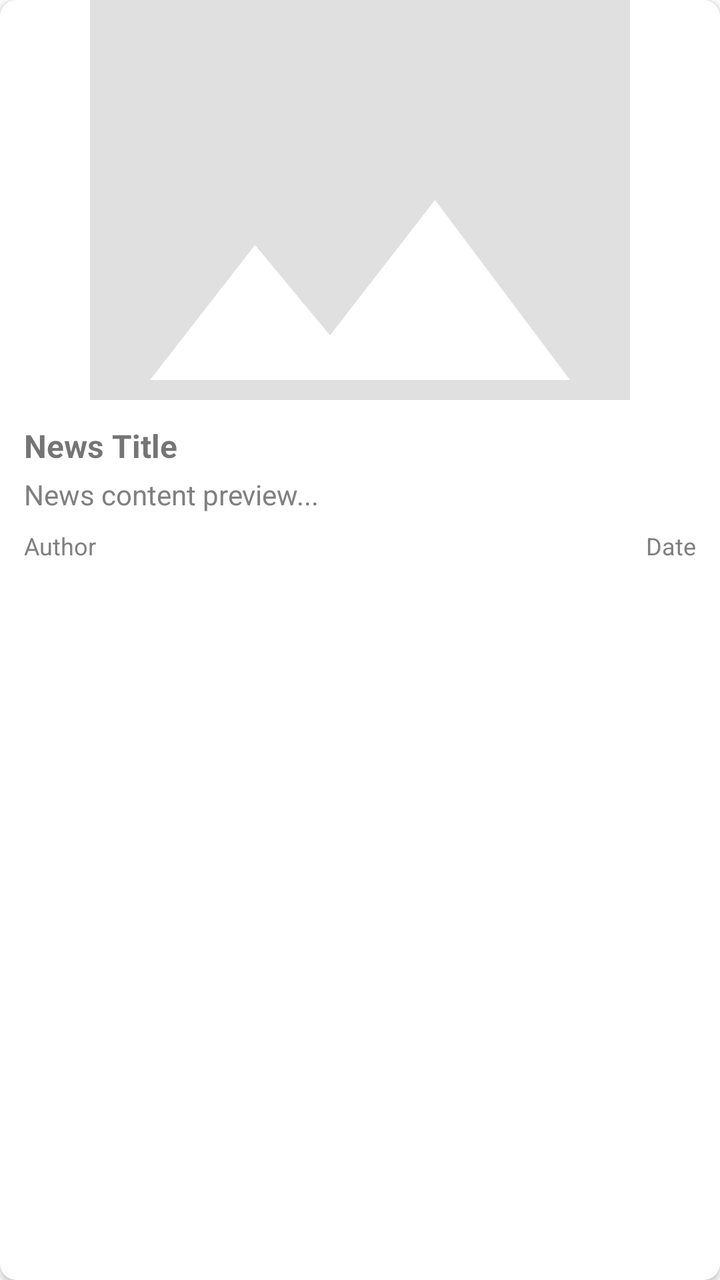
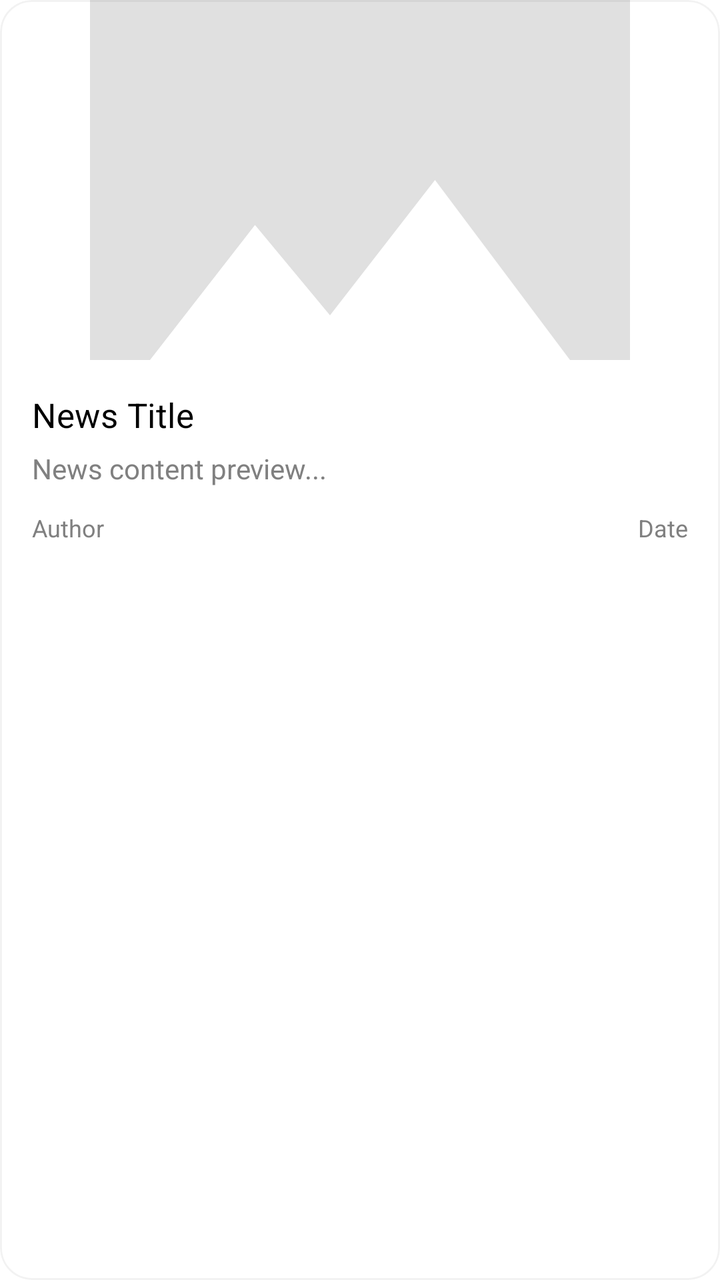

Screens rendered from an Android XML layout before and after an edit, with the pre-edit source and the edit as a unified diff.
<!-- AndroidManifest.xml: application theme Theme.Muzea -->
<!-- res/layout/item_news.xml -->
<?xml version="1.0" encoding="utf-8"?>
<com.google.android.material.card.MaterialCardView xmlns:android="http://schemas.android.com/apk/res/android"
    xmlns:app="http://schemas.android.com/apk/res-auto"
    android:layout_width="match_parent"
    android:layout_height="wrap_content"
    android:layout_margin="8dp"
    app:cardCornerRadius="8dp"
    app:cardElevation="2dp">

    <LinearLayout
        android:layout_width="match_parent"
        android:layout_height="wrap_content"
        android:orientation="vertical">

        <ImageView
            android:id="@+id/ivImage"
            android:layout_width="match_parent"
            android:layout_height="200dp"
            android:scaleType="centerCrop"
            android:src="@drawable/placeholder_image" />

        <LinearLayout
            android:layout_width="match_parent"
            android:layout_height="wrap_content"
            android:orientation="vertical"
            android:padding="12dp">

            <TextView
                android:id="@+id/tvTitle"
                android:layout_width="match_parent"
                android:layout_height="wrap_content"
                android:text="News Title"
                android:textSize="16sp"
                android:textStyle="bold" />

            <TextView
                android:id="@+id/tvContent"
                android:layout_width="match_parent"
                android:layout_height="wrap_content"
                android:layout_marginTop="4dp"
                android:maxLines="2"
                android:ellipsize="end"
                android:text="News content preview..."
                android:textColor="@color/gray"
                android:textSize="14sp" />

            <LinearLayout
                android:layout_width="match_parent"
                android:layout_height="wrap_content"
                android:layout_marginTop="8dp"
                android:orientation="horizontal">

                <TextView
                    android:id="@+id/tvAuthor"
                    android:layout_width="0dp"
                    android:layout_height="wrap_content"
                    android:layout_weight="1"
                    android:text="Author"
                    android:textColor="@color/gray"
                    android:textSize="12sp" />

                <TextView
                    android:id="@+id/tvDate"
                    android:layout_width="wrap_content"
                    android:layout_height="wrap_content"
                    android:text="Date"
                    android:textColor="@color/gray"
                    android:textSize="12sp" />

            </LinearLayout>

        </LinearLayout>

    </LinearLayout>

</com.google.android.material.card.MaterialCardView>
<!-- resources referenced by this layout -->
<resources>
  <color name="gray">#FF808080</color>
  <!-- drawable placeholder_image (drawable) -->
  <vector xmlns:android="http://schemas.android.com/apk/res/android"
      android:width="24dp"
      android:height="24dp"
      android:viewportWidth="24"
      android:viewportHeight="24">
      <path
          android:fillColor="#FFE0E0E0"
          android:pathData="M21,19V5c0,-1.1 -0.9,-2 -2,-2H5c-1.1,0 -2,0.9 -2,2v14c0,1.1 0.9,2 2,2h14c1.1,0 2,-0.9 2,-2zM8.5,13.5l2.5,3.01L14.5,12l4.5,6H5l3.5,-4.5z"/>
  </vector>
  <style name="Theme.Muzea" parent="Theme.MaterialComponents.DayNight.NoActionBar">
          <item name="colorPrimary">@color/purple_500</item>
          <item name="colorPrimaryVariant">@color/purple_700</item>
          <item name="colorOnPrimary">@color/white</item>
          <item name="colorSecondary">@color/teal_200</item>
          <item name="colorSecondaryVariant">@color/teal_700</item>
          <item name="colorOnSecondary">@color/black</item>
          <item name="android:statusBarColor">?attr/colorPrimaryVariant</item>
  
          
          <item name="materialButtonStyle">@style/Widget.MaterialComponents.Button</item>
          <item name="materialCardViewStyle">@style/Widget.MaterialComponents.CardView</item>
      </style>
  <color name="purple_500">#FF6200EE</color>
  <color name="purple_700">#FF3700B3</color>
  <color name="white">#FFFFFFFF</color>
  <color name="teal_200">#FF03DAC5</color>
  <color name="teal_700">#FF018786</color>
  <color name="black">#FF000000</color>
</resources>

<!-- the commit's change to res/layout/item_news.xml (unified diff, before → after) -->
@@ -3,9 +3,11 @@
     xmlns:app="http://schemas.android.com/apk/res-auto"
     android:layout_width="match_parent"
     android:layout_height="wrap_content"
-    android:layout_margin="8dp"
-    app:cardCornerRadius="8dp"
-    app:cardElevation="2dp">
+    android:layout_marginVertical="6dp"
+    app:cardCornerRadius="16dp"
+    app:cardElevation="0dp"
+    app:strokeColor="#0D000000"
+    app:strokeWidth="1dp">
 
     <LinearLayout
         android:layout_width="match_parent"
@@ -15,7 +17,8 @@
         <ImageView
             android:id="@+id/ivImage"
             android:layout_width="match_parent"
-            android:layout_height="200dp"
+            android:layout_height="180dp"
+            android:contentDescription="@string/news_image"
             android:scaleType="centerCrop"
             android:src="@drawable/placeholder_image" />
 
@@ -23,23 +26,27 @@
             android:layout_width="match_parent"
             android:layout_height="wrap_content"
             android:orientation="vertical"
-            android:padding="12dp">
+            android:padding="16dp">
 
             <TextView
                 android:id="@+id/tvTitle"
                 android:layout_width="match_parent"
                 android:layout_height="wrap_content"
+                android:letterSpacing="0.01"
+                android:lineSpacingExtra="2dp"
                 android:text="News Title"
-                android:textSize="16sp"
-                android:textStyle="bold" />
+                android:textColor="@android:color/black"
+                android:textFontWeight="600"
+                android:textSize="17sp" />
 
             <TextView
                 android:id="@+id/tvContent"
                 android:layout_width="match_parent"
                 android:layout_height="wrap_content"
-                android:layout_marginTop="4dp"
+                android:layout_marginTop="6dp"
+                android:ellipsize="end"
+                android:lineSpacingExtra="2dp"
                 android:maxLines="2"
-                android:ellipsize="end"
                 android:text="News content preview..."
                 android:textColor="@color/gray"
                 android:textSize="14sp" />
@@ -47,7 +54,7 @@
             <LinearLayout
                 android:layout_width="match_parent"
                 android:layout_height="wrap_content"
-                android:layout_marginTop="8dp"
+                android:layout_marginTop="12dp"
                 android:orientation="horizontal">
 
                 <TextView
<!-- resource entries referenced after the edit -->
@@ -11,6 +11,7 @@
           android:fillColor="#FFE0E0E0"
           android:pathData="M21,19V5c0,-1.1 -0.9,-2 -2,-2H5c-1.1,0 -2,0.9 -2,2v14c0,1.1 0.9,2 2,2h14c1.1,0 2,-0.9 2,-2zM8.5,13.5l2.5,3.01L14.5,12l4.5,6H5l3.5,-4.5z"/>
   </vector>
+  <string name="news_image">News image</string>
   <style name="Theme.Muzea" parent="Theme.MaterialComponents.DayNight.NoActionBar">
           <item name="colorPrimary">@color/purple_500</item>
           <item name="colorPrimaryVariant">@color/purple_700</item>
